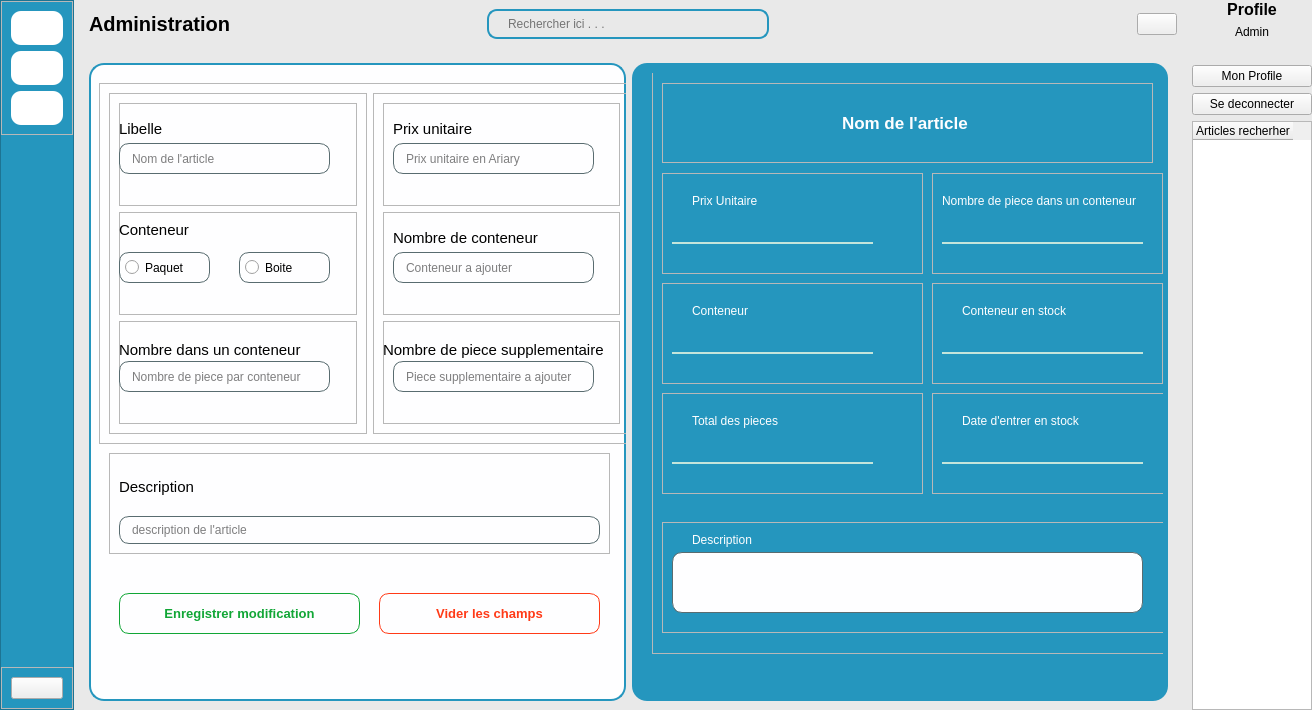
Qt form views/auth/main_login.ui (ninohantonio/Store-Management) before a commit.
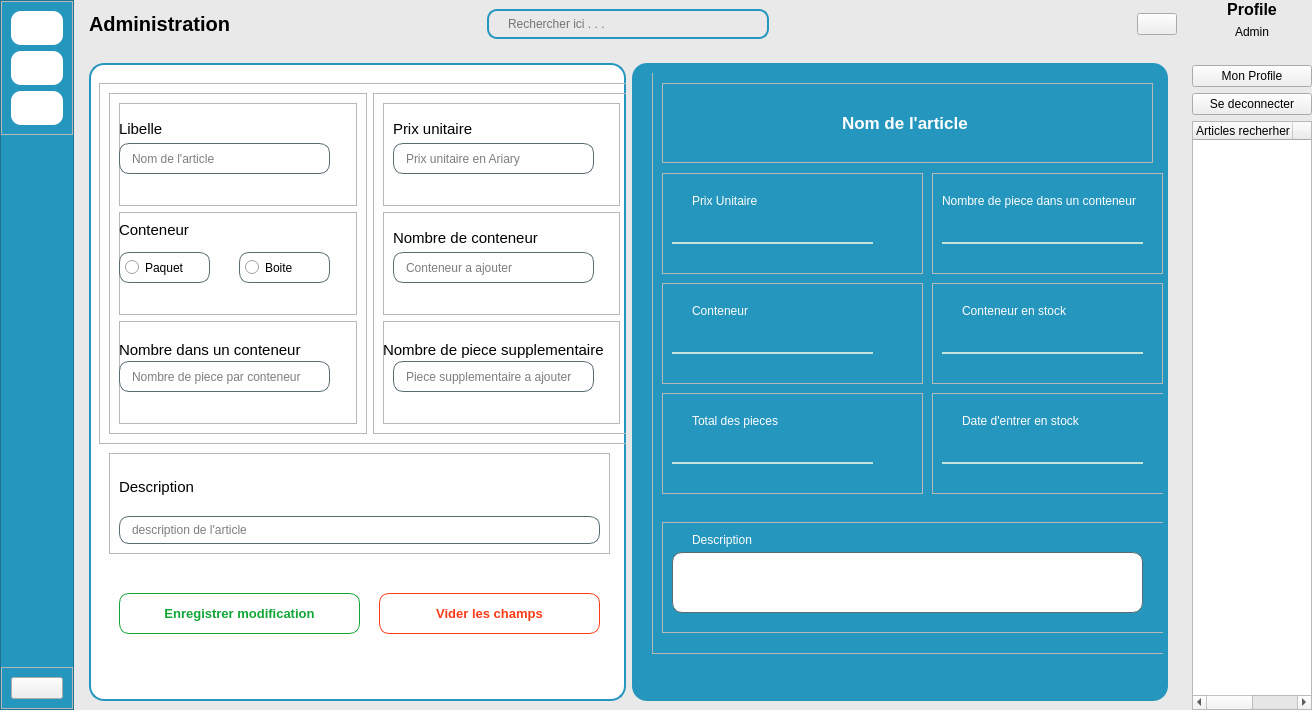
The same form after that commit. Icons and pictures are not drawn. Custom widgets are drawn as their Qt base class.

Diff of the .ui file:
```diff
--- a/views/auth/main_login.ui
+++ b/views/auth/main_login.ui
@@ -1447,6 +1447,11 @@
            </font>
           </property>
          </column>
+         <column>
+          <property name="text">
+           <string>numero</string>
+          </property>
+         </column>
         </widget>
        </item>
       </layout>
```
